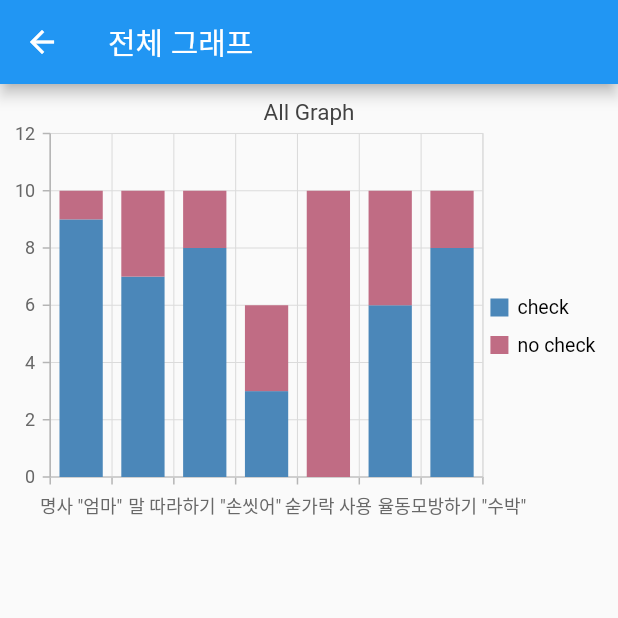
After one commit to Arenslien/Show-me-the-graph, a Flutter app: the GraphAllScreen screen opened directly, on a phone screen of 412 x 824 dp, the top half of it. The commit adds this screen. Run offline on Flutter 3.47's test engine with Material 2 defaults, Android fonts, the phone set to English and light mode, and no system bars; our stand-ins replace syncfusion_flutter_charts; missing offline and left inert: dart:ffi.

Commit message:
Stacked Column Graph Demo(graph_all_screen.dart)

```diff
--- /dev/null
+++ b/lib/screens/graph_all_screen.dart
@@ -0,0 +1,85 @@
+import 'package:flutter/material.dart';
+import 'package:syncfusion_flutter_charts/charts.dart';
+
+class GraphAllScreen extends StatefulWidget {
+  @override
+  _GraphAllScreenState createState() => _GraphAllScreenState();
+}
+
+class _GraphAllScreenState extends State<GraphAllScreen> {
+  late List<ExpenseData> _chartData;
+  late TooltipBehavior _tooltipBehavior;
+  @override
+  void initState() {
+    _chartData = getChartData();
+    _tooltipBehavior = TooltipBehavior(enable: true);
+    super.initState();
+  }
+
+  @override
+  Widget build(BuildContext context) {
+    return Scaffold(
+      appBar: AppBar(
+        title: Text("전체 그래프"),
+      ),
+      body: Center(
+        child: Column(
+          mainAxisAlignment: MainAxisAlignment.start,
+          children: <Widget>[
+            Container(
+              child: SfCartesianChart(
+                title: ChartTitle(text: "All Graph"),
+                legend: Legend(isVisible: true),
+                tooltipBehavior: _tooltipBehavior,
+                series: <ChartSeries>[
+                  StackedColumnSeries<ExpenseData, String>(
+                    dataSource: _chartData,
+                    xValueMapper: (ExpenseData exp, _) => exp.expenseCategory,
+                    yValueMapper: (ExpenseData exp, _) => exp.check,
+                    name: 'check',
+                  ),
+                  StackedColumnSeries<ExpenseData, String>(
+                    dataSource: _chartData,
+                    xValueMapper: (ExpenseData exp, _) => exp.expenseCategory,
+                    yValueMapper: (ExpenseData exp, _) => exp.nocheck,
+                    name: 'no check',
+                  ),
+                ],
+                primaryXAxis: CategoryAxis(),
+              ),
+            ),
+            //Stacked Graph
+          ],
+        ),
+      ),
+    );
+  }
+
+  List<ExpenseData> getChartData() {
+    final List<ExpenseData> chartData = [
+      ExpenseData('명사 "엄마"', 9, 1),
+      ExpenseData('동사 "마셔"', 7, 3),
+      ExpenseData('말 따라하기 "손씻어"', 8, 2),
+      ExpenseData('세모 그리기', 3, 3),
+      ExpenseData('숟가락 사용', 0, 10),
+      ExpenseData('장난감 놀이', 6, 4),
+      ExpenseData('율동모방하기 "수박"', 8, 2),
+    ];
+    return chartData;
+  }
+}
+
+class ExpenseData {
+  ExpenseData(this.expenseCategory, this.check, this.nocheck);
+  final String expenseCategory;
+  final num check;
+  final num nocheck;
+
+  // ExpenseData(
+  //     this.expenseCategory, this.father, this.mother, this.son, this.daughter);
+  // final String expenseCategory;
+  // final num father;
+  // final num mother;
+  // final num son;
+  // final num daughter;
+}
--- a/lib/screens/graph_screen.dart
+++ b/lib/screens/graph_screen.dart
@@ -1,4 +1,5 @@
 import 'package:flutter/material.dart';
+import 'package:syncfusion_flutter_charts/charts.dart';
 
 class GraphScreen extends StatefulWidget {
   @override
@@ -6,16 +7,16 @@ class GraphScreen extends StatefulWidget {
 }
 
 class _GraphScreenState extends State<GraphScreen> {
+  String g_title = '명사 "엄마"';
   @override
   Widget build(BuildContext context) {
     return Scaffold(
       appBar: AppBar(
-        title: Text("Graph Screen")
+        title: Text(g_title),
+        actions: <Widget>[TextButton(onPressed: () {}, child: Text("전체보기"))],
       ),
       body: Center(
-        child: Text(
-          "Graph Screen"
-        ),
+        child: Text("Graph Screen"),
       ),
     );
   }
--- a/pubspec.yaml
+++ b/pubspec.yaml
@@ -23,6 +23,9 @@ environment:
 dependencies:
   flutter:
     sdk: flutter
+
+  syncfusion_flutter_charts: ^19.2.46+1
+
 
 
   # The following adds the Cupertino Icons font to your application.
```
Also changed, not shown: pubspec.lock.
